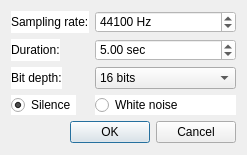
The window that Graphic_Interface/UI_Files/new_file_dialog.ui (ECMora/SoundLab) describes before a commit, drawn with Qt 5.
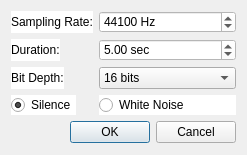
The same window after the commit.

What changed in the file:
```diff
--- a/Graphic_Interface/UI_Files/new_file_dialog.ui
+++ b/Graphic_Interface/UI_Files/new_file_dialog.ui
@@ -65,7 +65,7 @@
       <string notr="true">background-color: rgb(255, 255, 255);</string>
      </property>
      <property name="text">
-      <string>Sampling rate:</string>
+      <string>Sampling Rate:</string>
      </property>
     </widget>
    </item>
@@ -75,7 +75,7 @@
       <string notr="true">background-color: rgb(255, 255, 255);</string>
      </property>
      <property name="text">
-      <string>Bit depth:</string>
+      <string>Bit Depth:</string>
      </property>
     </widget>
    </item>
@@ -98,7 +98,7 @@
       <string notr="true">background-color: rgb(255, 255, 255);</string>
      </property>
      <property name="text">
-      <string>White noise</string>
+      <string>White Noise</string>
      </property>
     </widget>
    </item>
```
Left out of the diff: 2 changed lines with no effect on the pictures.
